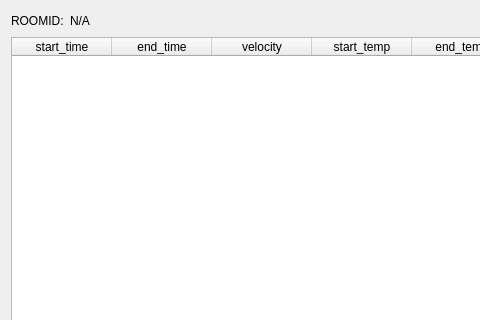
The window that AirMaster/reportwidget.ui (Shantom/CentralAirConditioner-AirMaster) describes before a commit, drawn with Qt 5; both pictures show x 0 to 480 and y 0 to 320 of the 651 by 507 pixel window.
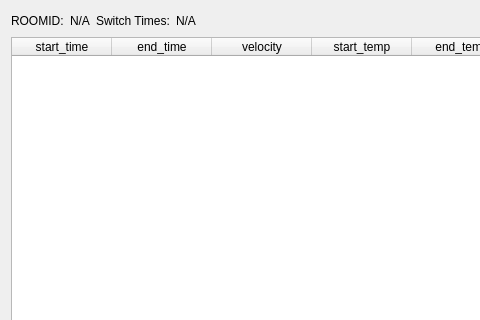
The same window after the commit.

Commit message: add switch time

```diff
--- a/AirMaster/reportwidget.ui
+++ b/AirMaster/reportwidget.ui
@@ -30,6 +30,20 @@
        </property>
       </widget>
      </item>
+     <item>
+      <widget class="QLabel" name="label_2">
+       <property name="text">
+        <string>Switch Times:</string>
+       </property>
+      </widget>
+     </item>
+     <item>
+      <widget class="QLabel" name="label_times">
+       <property name="text">
+        <string>N/A</string>
+       </property>
+      </widget>
+     </item>
      <item>
       <spacer name="horizontalSpacer">
        <property name="orientation">
```
The commit also changes 4 other files.
